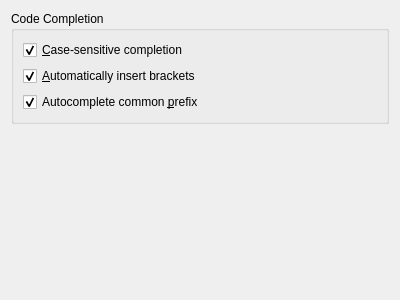
First picture: the form in src/plugins/cpptools/completionsettingspage.ui, repository qt-creator/qt-creator, before the edit.
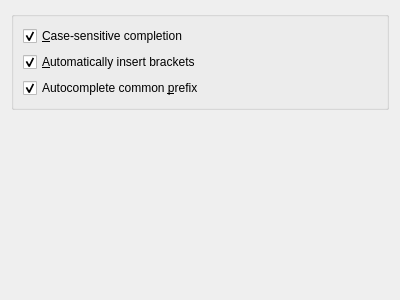
Second picture: the form after the edit.

The edit to the form file:
```diff
--- a/src/plugins/cpptools/completionsettingspage.ui
+++ b/src/plugins/cpptools/completionsettingspage.ui
@@ -13,9 +13,6 @@
   <layout class="QVBoxLayout" name="verticalLayout">
    <item>
     <widget class="QGroupBox" name="groupBox">
-     <property name="title">
-      <string>Code Completion</string>
-     </property>
      <layout class="QVBoxLayout" name="verticalLayout_2">
       <item>
        <widget class="QCheckBox" name="caseSensitive">
```
